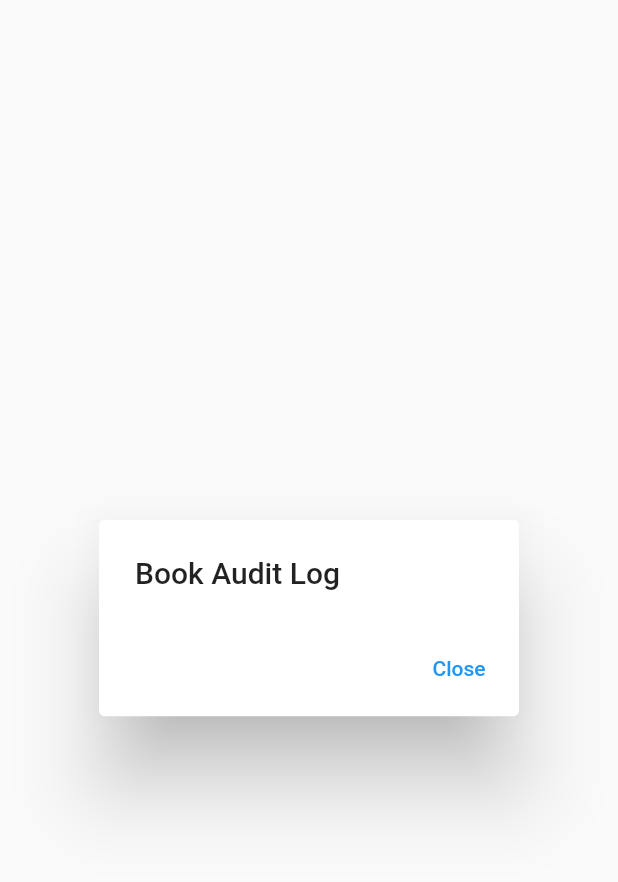
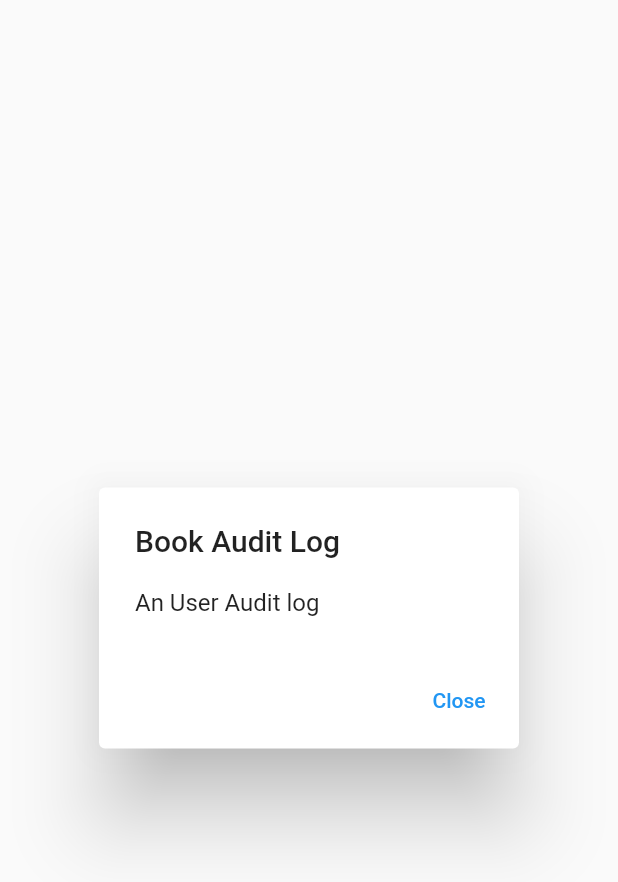
Before and after one commit to BeingBright/zolder-app-frontend, a Flutter app: the BookAuditModal widget shown alone on an empty page, opened directly with empty values, on a phone screen of 412 x 824 dp. Shown: the top 882 px of the screen. Run offline on Flutter 3.47's test engine with Material 2 defaults, Android fonts, the phone set to English and light mode, and no system bars; network calls fail.

Commit message:
Update book_audit_modal.dart

```diff
--- a/lib/components/book/book_audit_modal.dart
+++ b/lib/components/book/book_audit_modal.dart
@@ -21,6 +21,7 @@ class BookAuditModal extends StatelessWidget {
               child: const Text("Close"),
             ),
           ],
+          content: Text("An User Audit log"),
         ),
       ),
     );
```
